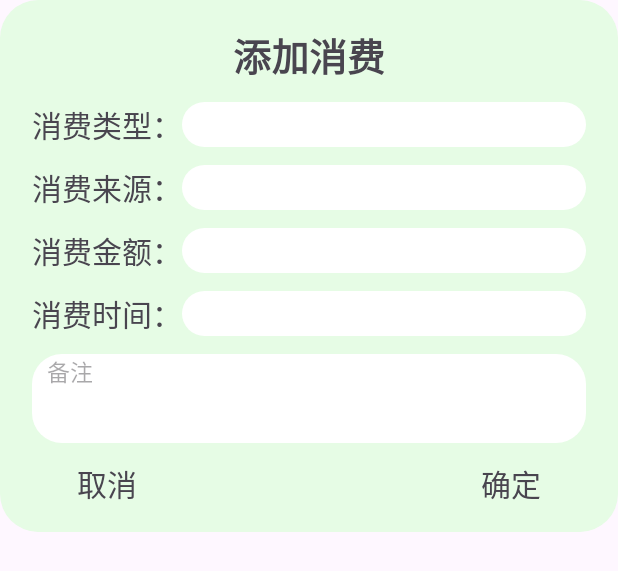
After one commit to timepickshit/MyAccount, an Android app: the layout dialog_add_account.xml on its own in the app's theme, with its tools: preview values and no code run, on a phone screen of 412 x 824 dp. The commit adds this screen. Shown: the top 571 px of the screen. Run offline under Robolectric (Android 15) with nearby library versions, the phone set to English and light mode, and no system bars.

Commit message:
加入了GreenDao的使用，但是还没有调试 加入了添加消费记录的弹窗，时间日期还没有调成

```diff
--- a/app/build.gradle
+++ b/app/build.gradle
@@ -8,7 +8,7 @@ android {
     defaultConfig {
         applicationId "com.asuer.accounttime"
         minSdk 24
-        targetSdk 33
+        targetSdk 32
         versionCode 1
         versionName "1.0"
 
@@ -43,5 +43,7 @@ dependencies {
     androidTestImplementation 'androidx.test.espresso:espresso-core:3.5.1'
     implementation 'com.squareup.retrofit2:retrofit:2.9.0'
 
+
     implementation 'org.greenrobot:greendao:3.3.0'  // add library
+
 }
--- a/app/src/main/java/com/asuer/accounttime/greendao/accountStroge.java
+++ b/app/src/main/java/com/asuer/accounttime/greendao/accountStroge.java
@@ -111,7 +111,7 @@ public class accountStroge {
      * @param Type 类型号
      * @return 此类型所有数据
      */
-    public synchronized List<Account> SelectAccountByType(int Type){
+    public List<Account> SelectAccountByType(int Type){
         List<Account> AccountList = mAccountDao.queryBuilder()
                 .where(AccountDao.Properties.Pay_type.eq(Type)).list();
         return AccountList;
@@ -122,7 +122,7 @@ public class accountStroge {
      * @param Source 来源编号
      * @return 此类型所有数据
      */
-    public synchronized List<Account> SelectAccountBySource(int Source){
+    public List<Account> SelectAccountBySource(int Source){
         List<Account> AccountList = mAccountDao.queryBuilder()
                 .where(AccountDao.Properties.Pay_source.eq(Source)).list();
         return AccountList;
--- /dev/null
+++ b/app/src/main/res/drawable/add_account_dialog_shape.xml
@@ -0,0 +1,5 @@
+<?xml version="1.0" encoding="utf-8"?>
+<shape xmlns:android="http://schemas.android.com/apk/res/android">
+    <solid android:color="@color/smallgreen" /> <!-- 浅绿色 -->
+    <corners android:radius="25dp" /> <!-- 圆角半径为25dp -->
+</shape>
--- /dev/null
+++ b/app/src/main/res/drawable/add_account_edit_shape.xml
@@ -0,0 +1,5 @@
+<?xml version="1.0" encoding="utf-8"?>
+<shape xmlns:android="http://schemas.android.com/apk/res/android">
+    <solid android:color="#FFFFFF" /> <!-- 白色背景 -->
+    <corners android:radius="20dp" /> <!-- 圆角半径为25dp -->
+</shape>
--- a/app/src/main/res/layout/activity_main.xml
+++ b/app/src/main/res/layout/activity_main.xml
@@ -13,4 +13,10 @@
         android:id="@+id/bt_async"
         android:text="异步请求"></Button>
 
+    <Button
+        android:layout_width="wrap_content"
+        android:layout_height="wrap_content"
+        android:id="@+id/bt_add_account"
+        android:text="添加消费"></Button>
+
 </LinearLayout>
--- /dev/null
+++ b/app/src/main/res/layout/dialog_add_account.xml
@@ -0,0 +1,166 @@
+<?xml version="1.0" encoding="utf-8"?>
+<LinearLayout xmlns:android="http://schemas.android.com/apk/res/android"
+    android:layout_width="match_parent"
+    android:layout_height="wrap_content"
+    android:background="@drawable/add_account_dialog_shape"
+    android:orientation="vertical">
+
+    <TextView
+        android:layout_width="wrap_content"
+        android:layout_height="wrap_content"
+        android:text="添加消费"
+        android:textSize="25dp"
+        android:textStyle="bold"
+        android:layout_marginTop="17dp"
+        android:layout_gravity="center"/>
+
+    <LinearLayout
+        android:layout_width="match_parent"
+        android:layout_height="wrap_content"
+        android:orientation="horizontal"
+        android:layout_marginLeft="21dp"
+        android:layout_marginRight="21dp"
+        android:paddingTop="12dp">
+
+        <TextView
+            android:layout_width="wrap_content"
+            android:layout_height="wrap_content"
+            android:text="消费类型："
+            android:textSize="20dp" />
+
+        <EditText
+            android:id="@+id/et_paytype"
+            android:layout_width="match_parent"
+            android:layout_height="match_parent"
+            android:textSize="15dp"
+            android:paddingLeft="10dp"
+            android:background="@drawable/add_account_edit_shape"/>
+    </LinearLayout>
+
+    <LinearLayout
+        android:layout_width="match_parent"
+        android:layout_height="wrap_content"
+        android:orientation="horizontal"
+        android:layout_marginLeft="21dp"
+        android:layout_marginRight="21dp"
+        android:paddingTop="12dp">
+
+        <TextView
+            android:layout_width="wrap_content"
+            android:layout_height="wrap_content"
+            android:text="消费来源："
+            android:textSize="20dp"/>
+
+        <EditText
+            android:id="@+id/et_paysource"
+            android:layout_width="match_parent"
+            android:layout_height="match_parent"
+            android:textSize="15dp"
+            android:paddingLeft="10dp"
+            android:background="@drawable/add_account_edit_shape"/>
+    </LinearLayout>
+
+    <LinearLayout
+        android:layout_width="match_parent"
+        android:layout_height="wrap_content"
+        android:orientation="horizontal"
+        android:layout_marginLeft="21dp"
+        android:layout_marginRight="21dp"
+        android:paddingTop="12dp">
+
+        <TextView
+            android:layout_width="wrap_content"
+            android:layout_height="wrap_content"
+            android:text="消费金额："
+            android:textSize="20dp"/>
+
+        <EditText
+            android:id="@+id/et_paymoney"
+            android:layout_width="match_parent"
+            android:layout_height="match_parent"
+            android:textSize="15dp"
+            android:paddingLeft="10dp"
+            android:inputType="numberDecimal"
+            android:background="@drawable/add_account_edit_shape"/>
+    </LinearLayout>
+
+    <LinearLayout
+        android:layout_width="match_parent"
+        android:layout_height="wrap_content"
+        android:orientation="horizontal"
+        android:layout_marginLeft="21dp"
+        android:layout_marginRight="21dp"
+        android:paddingTop="12dp"
+        android:paddingBottom="12dp">
+
+        <TextView
+            android:layout_width="wrap_content"
+            android:layout_height="wrap_content"
+            android:text="消费时间："
+            android:textSize="20dp"/>
+
+        <EditText
+            android:id="@+id/et_paytime"
+            android:layout_width="match_parent"
+            android:layout_height="match_parent"
+            android:textSize="15dp"
+            android:paddingLeft="10dp"
+            android:inputType="none"
+            android:background="@drawable/add_account_edit_shape"/>
+    </LinearLayout>
+
+    <LinearLayout
+        android:layout_width="match_parent"
+        android:layout_height="wrap_content"
+        android:orientation="horizontal"
+        android:layout_marginLeft="21dp"
+        android:layout_marginRight="21dp"
+        android:layout_marginBottom="12dp">
+
+
+        <EditText
+            android:id="@+id/et_pay_notes"
+            android:layout_width="match_parent"
+            android:layout_height="wrap_content"
+            android:background="@drawable/add_account_edit_shape"
+            android:enabled="true"
+            android:gravity="top"
+            android:paddingLeft="10dp"
+            android:inputType="textMultiLine"
+            android:minLines="3"
+            android:textSize="15dp"
+            android:hint="备注"
+            android:scrollbars="vertical" />
+
+
+    </LinearLayout>
+
+    <RelativeLayout
+        android:layout_width="match_parent"
+        android:layout_height="wrap_content"
+        android:orientation="horizontal"
+        android:layout_marginLeft="21dp"
+        android:layout_marginRight="21dp"
+        android:layout_marginBottom="17dp">
+
+        <TextView
+            android:id="@+id/tv_canel_add"
+            android:layout_width="wrap_content"
+            android:layout_height="wrap_content"
+            android:layout_alignParentLeft="true"
+            android:text="取消"
+            android:layout_marginLeft="30dp"
+            android:textSize="20dp"/>
+
+        <TextView
+            android:id="@+id/tv_confirm_add"
+            android:layout_width="wrap_content"
+            android:layout_height="wrap_content"
+            android:layout_alignParentRight="true"
+            android:layout_marginRight="30dp"
+            android:text="确定"
+            android:textSize="20dp"/>
+    </RelativeLayout>
+
+
+</LinearLayout>
--- a/app/src/main/res/values/colors.xml
+++ b/app/src/main/res/values/colors.xml
@@ -2,4 +2,5 @@
 <resources>
     <color name="black">#FF000000</color>
     <color name="white">#FFFFFFFF</color>
+    <color name="smallgreen">#E6FCE5</color>
 </resources>
```
Also changed, not shown: app/src/main/java/com/asuer/accounttime/MainActivity.java (+45 -15 lines), app/src/main/java/com/asuer/accounttime/dialog/AccountInformationDialog.java (added, +319 -0 lines), app/src/main/java/com/asuer/accounttime/greendao/accountManager.java (+22 -22 lines), app/src/main/res/layout/popup_account_source.xml (added, +37 -0 lines), app/src/main/res/layout/popup_account_time.xml (added, +29 -0 lines), app/src/main/res/layout/popup_account_type.xml (added, +31 -0 lines), app/src/main/res/values/themes.xml (+13 -0 lines).
